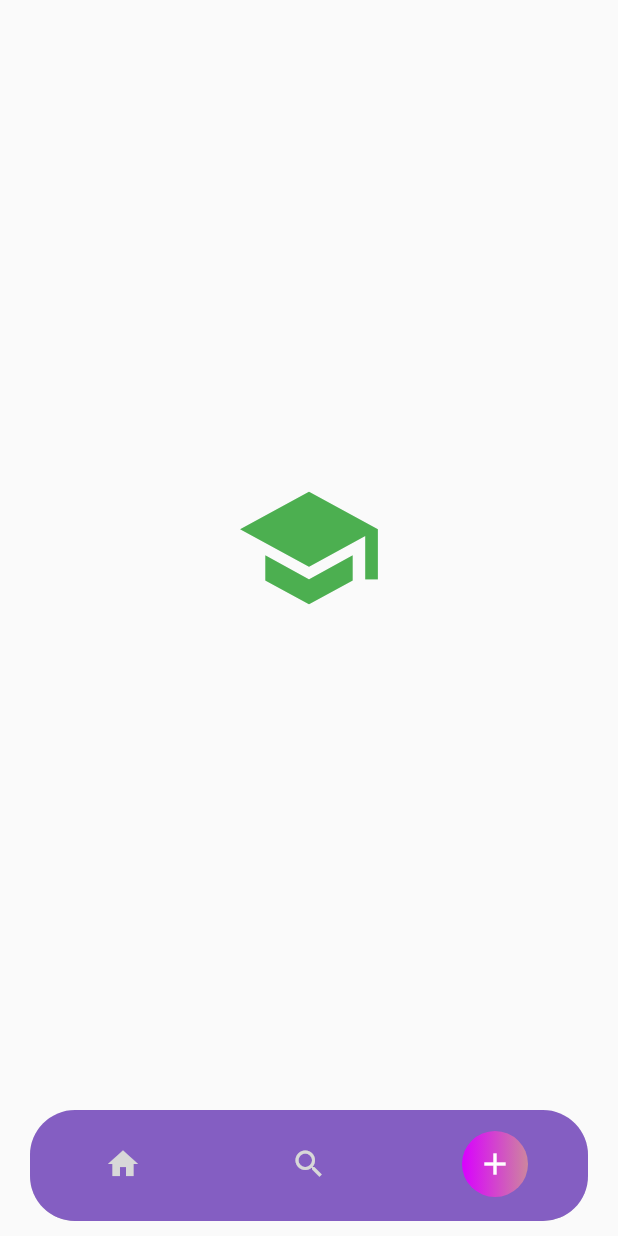
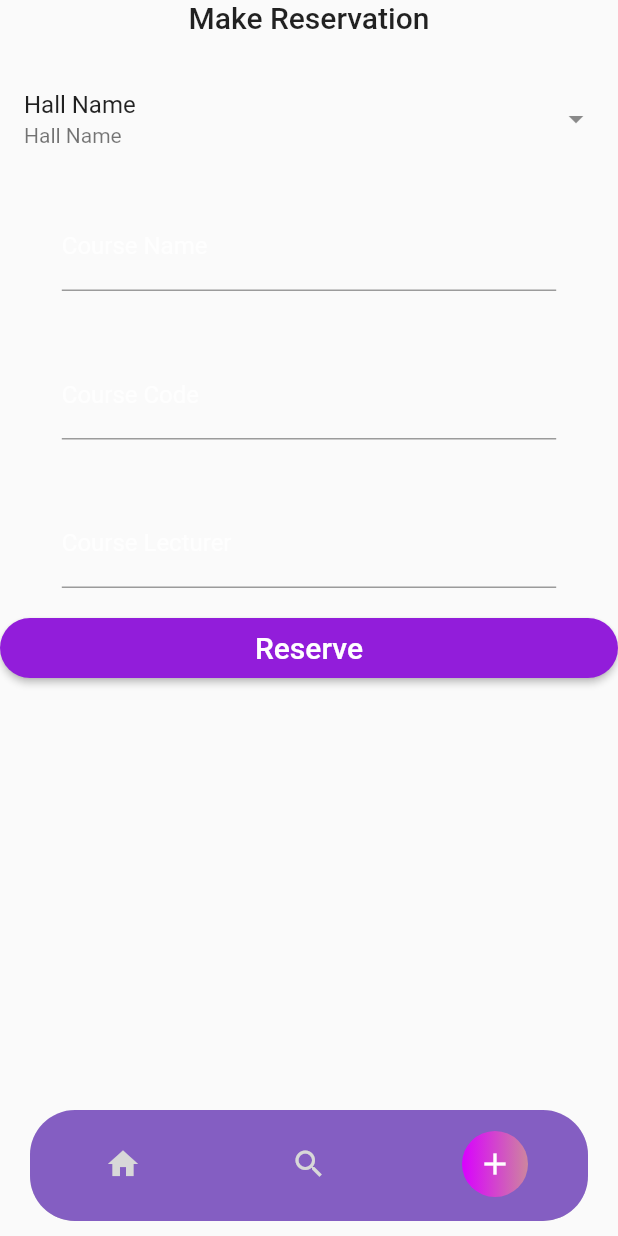
Before and after one commit to yokwejuste/vacua-app, a Flutter app: the ClassRooms screen opened directly, item 3 of the bottom bar chosen, on a phone screen of 412 x 824 dp. Run offline on Flutter 3.47's test engine with Material 2 defaults, Android fonts, the phone set to English and light mode, and no system bars; our stand-ins replace dio, flutter_riverpod, flutter_secure_storage, google_fonts; missing offline and left inert: dart:ffi; accounts and stored records are empty; generated files the repository leaves out were written again.

Commit message:
feat: adds reservation screen

```diff
--- a/lib/components/inputWidget.dart
+++ b/lib/components/inputWidget.dart
@@ -6,6 +6,7 @@ class CustomInputField extends StatelessWidget {
   final bool obscureText;
   final String hintText;
   final Color color;
+  final TextInputType keyboardType;
 
   const CustomInputField({
     super.key,
@@ -14,6 +15,7 @@ class CustomInputField extends StatelessWidget {
     this.obscureText = false,
     this.hintText = "",
     this.color = const Color.fromRGBO(255, 255, 255, 0.8),
+    this.keyboardType = TextInputType.text,
   });
 
   @override
@@ -51,7 +53,7 @@ class CustomInputField extends StatelessWidget {
               ),
               obscureText: obscureText,
               controller: controller,
-              keyboardType: TextInputType.emailAddress,
+              keyboardType: TextInputType.text,
             ),
           ),
         ),
--- a/lib/main.dart
+++ b/lib/main.dart
@@ -29,6 +29,7 @@ void main() {
     ),
   );
 }
+
 
 class MyApp extends ConsumerWidget {
   const MyApp({super.key});
--- a/lib/screens/loginScreen.dart
+++ b/lib/screens/loginScreen.dart
@@ -121,6 +121,7 @@ class LoginScreenState extends ConsumerState<LoginScreen> {
                   CustomInputField(
                     hintText: AppLocalizations.of(context)!.email,
                     controller: _emailController,
+                    keyboardType: TextInputType.emailAddress,
                     obscureText: false,
                   ),
                   const SizedBox(height: 20.0),
--- a/lib/screens/makeReservation.dart
+++ b/lib/screens/makeReservation.dart
@@ -1,17 +1,55 @@
 import 'package:flutter/material.dart';
+import 'package:vacua_app/components/buttonWidget.dart';
+import 'package:vacua_app/components/inputWidget.dart';
 
 class MakeReservation extends StatelessWidget {
   const MakeReservation({super.key});
 
   @override
   Widget build(BuildContext context) {
-    return Container(
-      child: const Center(
-        child: Icon(
-          Icons.school,
-          size: 100,
-          color: Colors.green,
-        ),
+    return SafeArea(
+      child: ListView(
+        physics: const BouncingScrollPhysics(),
+        children: [
+          const Center(
+            child: Text(
+              "Make Reservation",
+              style: TextStyle(
+                fontSize: 20.0,
+                fontWeight: FontWeight.w500,
+              ),
+            ),
+          ),
+          const SizedBox(height: 20.0),
+          const ListTile(
+            title: Text("Hall Name"),
+            subtitle: Text("Hall Name"),
+            trailing: Icon(Icons.arrow_drop_down),
+          ),
+          CustomInputField(
+            controller: TextEditingController(),
+            hintText: "Course Name",
+          ),
+          const SizedBox(height: 20.0),
+          CustomInputField(
+            controller: TextEditingController(),
+            hintText: "Course Code",
+          ),
+          const SizedBox(height: 20.0),
+          CustomInputField(
+            controller: TextEditingController(),
+            hintText: "Course Lecturer",
+          ),
+          const SizedBox(height: 20.0),
+          SizedBox(
+            child: CustomButton(
+              label: "Reserve",
+              textColor:  const Color.fromRGBO(255, 255, 255, 1),
+              buttonColor: const Color.fromRGBO(146, 29, 218, 1),
+              onPressed: () {},
+            ),
+          )
+        ],
       ),
     );
   }
```
